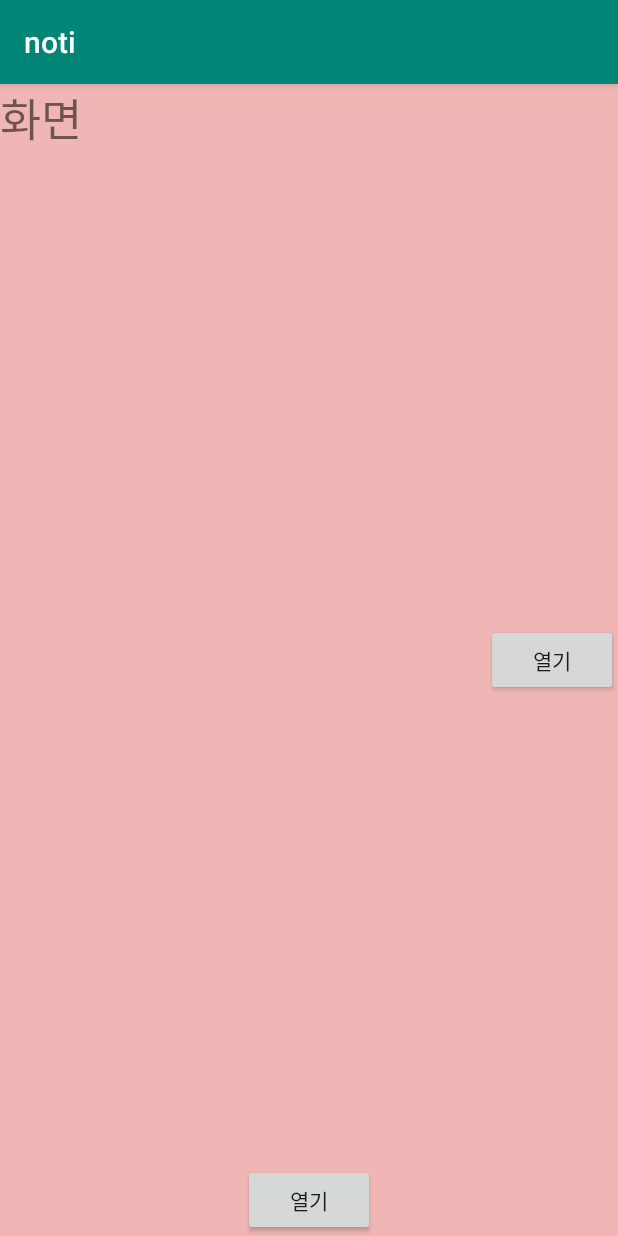
After one commit to lhc8607git/notipractice, an Android app: the Activity18 screen opened directly, with no data from a screen before it, on a phone screen of 412 x 824 dp. The commit adds this screen. Run offline under Robolectric (Android 15) with nearby library versions, the phone set to English and light mode, and no system bars.

Commit message:
22.PageSliding(메뉴 만든거 보기 나오게 하기)

```diff
--- a/app/src/main/AndroidManifest.xml
+++ b/app/src/main/AndroidManifest.xml
@@ -78,6 +78,8 @@
 
         <activity android:name="twinanim17.Activity17"/>
 
+        <activity android:name="pagesliding18.Activity18"/>
+
     </application>
 
 </manifest>
--- a/app/src/main/java/com/example/noti/notification1/MainActivity.java
+++ b/app/src/main/java/com/example/noti/notification1/MainActivity.java
@@ -32,6 +32,7 @@ import fragment5.MainFActivity;
 import imgjoominjoomout14.Activity14;
 import mediaplayer10.Activity10;
 import nevigationdrawer7.Activity7;
+import pagesliding18.Activity18;
 import ratingbar4.CommentWriteActivity;
 import recyclerview13.Activity13;
 import twinanim17.Activity17;
@@ -43,7 +44,7 @@ import static android.app.Notification.EXTRA_NOTIFICATION_ID;
 
 public class MainActivity extends AppCompatActivity {
 
-    private Button btn1,btn5,btn6,btn7,btn8, btn9, btn10, btn11, btn12, btn13, btn14, btn15, btn16, btn17;
+    private Button btn1,btn5,btn6,btn7,btn8, btn9, btn10, btn11, btn12, btn13, btn14, btn15, btn16, btn17,btn18;
     private NotificationCompat.Builder builder;
 
     private RatingBar ratingBar;
@@ -196,8 +197,28 @@ public class MainActivity extends AppCompatActivity {
             }
         });
 
+        // 18.PageSliding(메뉴 보기?)
+        btn18 = findViewById(R.id.btn18);
+        btn18.setOnClickListener(new View.OnClickListener() {
+            @Override
+            public void onClick(View v) {
+                moveViewbtn18();
+            }
+        });
+
 
     }
+
+    // 18.PageSliding(메뉴 보기?)
+    private void moveViewbtn18(){
+        Intent in = new Intent(getApplicationContext(), Activity18.class);
+        startActivity(in);
+    }
+
+
+
+
+
 
     // 17.트윈 애니메이션
     private void moveViewbtn17(){
--- /dev/null
+++ b/app/src/main/java/pagesliding18/Activity18.java
@@ -0,0 +1,147 @@
+package pagesliding18;
+
+import android.os.Bundle;
+import android.support.annotation.Nullable;
+import android.support.v7.app.AppCompatActivity;
+import android.view.View;
+import android.view.animation.Animation;
+import android.view.animation.AnimationUtils;
+import android.widget.Button;
+import android.widget.LinearLayout;
+
+import com.example.noti.R;
+
+public class Activity18 extends AppCompatActivity {
+    // 옆에서 슬라이드
+    LinearLayout page;
+    Animation translateLeft;
+    Animation translateRight;
+
+    Button button;
+    boolean isPageOpen =false;  // 닫혀있는 상태
+
+
+    //아래에서 슬라이드
+    LinearLayout page2;
+    Animation translateBottom;
+    Animation translateTop;
+
+    Button button2;
+    boolean isPageOpen2 =false;   // 닫혀있는 상태
+
+
+
+    @Override
+    protected void onCreate(@Nullable Bundle savedInstanceState) {
+        super.onCreate(savedInstanceState);
+        setContentView(R.layout.activity18_main);
+
+        // 옆에서 슬라이드------------------------------------------------------------------
+        page = findViewById(R.id.page);
+
+        translateLeft = AnimationUtils.loadAnimation(this,R.anim.translate_left);
+        translateRight = AnimationUtils.loadAnimation(this,R.anim.translate_right);
+
+        SlidingAnimationListener listener = new SlidingAnimationListener();
+        translateLeft.setAnimationListener(listener);
+        translateRight.setAnimationListener(listener);
+
+        button=findViewById(R.id.button);
+        button.setOnClickListener(new View.OnClickListener() {
+            @Override
+            public void onClick(View v) {
+                if(isPageOpen){
+                    page.startAnimation(translateRight);
+                }else{
+                    page.setVisibility(View.VISIBLE);
+                    page.startAnimation(translateLeft);
+                }
+            }
+        });
+        // 옆에서 슬라이드------------------------------------------------------------------
+
+
+
+        //아래에서 슬라이드----------------------------------------------------------------
+        page2 = findViewById(R.id.page2);
+
+        translateBottom = AnimationUtils.loadAnimation(this,R.anim.translate_bottom);
+        translateTop = AnimationUtils.loadAnimation(this,R.anim.translate_top);
+
+        SlidingAnimationListener2 listener2 = new SlidingAnimationListener2();
+        translateBottom.setAnimationListener(listener2);
+        translateTop.setAnimationListener(listener2);
+
+        button2=findViewById(R.id.button2);
+        button2.setOnClickListener(new View.OnClickListener() {
+            @Override
+            public void onClick(View v) {
+                if(isPageOpen2){
+                    page2.startAnimation(translateBottom);
+                }else{
+                    page2.setVisibility(View.VISIBLE);
+                    page2.startAnimation(translateTop);
+                }
+            }
+        });
+        //아래에서 슬라이드----------------------------------------------------------------
+
+
+    }
+
+    class SlidingAnimationListener implements Animation.AnimationListener{
+        @Override
+        public void onAnimationStart(Animation animation) {
+            // 애니메이션 시작 될떄
+        }
+
+        @Override
+        public void onAnimationEnd(Animation animation) {
+            // 애니메이션 끝나는 시점
+            if(isPageOpen) {
+                page.setVisibility(View.INVISIBLE);
+
+                button.setText("열기");
+                isPageOpen=false;
+            }else{
+                button.setText("닫기");
+                isPageOpen =true;
+            }
+
+        }
+
+        @Override
+        public void onAnimationRepeat(Animation animation) {
+            // 반복되는 시점
+        }
+    }
+
+
+
+    class SlidingAnimationListener2 implements Animation.AnimationListener{
+        @Override
+        public void onAnimationStart(Animation animation) {
+            // 애니메이션 시작 될떄
+        }
+
+        @Override
+        public void onAnimationEnd(Animation animation) {
+            // 애니메이션 끝나는 시점
+            if(isPageOpen2) {
+                page2.setVisibility(View.INVISIBLE);
+
+                button2.setText("열기");
+                isPageOpen2=false;
+            }else{
+                button2.setText("닫기");
+                isPageOpen2=true;
+            }
+
+        }
+
+        @Override
+        public void onAnimationRepeat(Animation animation) {
+            // 반복되는 시점
+        }
+    }
+}
--- /dev/null
+++ b/app/src/main/res/anim/translate_bottom.xml
@@ -0,0 +1,12 @@
+<?xml version="1.0" encoding="utf-8"?>
+<set xmlns:android="http://schemas.android.com/apk/res/android">
+
+<!-- 어떻게 동작할 지를 적어준다
+fromYDelta = Y의 시작위치"
+toYDelta = "Y의 끝위치"-->
+<translate
+    android:fromYDelta="0%p"
+    android:toYDelta="100%p"
+    android:duration="500"
+    />
+</set>
--- /dev/null
+++ b/app/src/main/res/anim/translate_left.xml
@@ -0,0 +1,12 @@
+<?xml version="1.0" encoding="utf-8"?>
+<set xmlns:android="http://schemas.android.com/apk/res/android">
+
+    <!-- 어떻게 동작할 지를 적어준다
+    fromXDelta = "x의 시작 위치"
+    toXDelta = "x의 끝 위치"-->
+    <translate
+        android:fromXDelta="100%p"
+        android:toXDelta="0%p"
+        android:duration="500"
+        />
+</set>
--- /dev/null
+++ b/app/src/main/res/anim/translate_right.xml
@@ -0,0 +1,12 @@
+<?xml version="1.0" encoding="utf-8"?>
+<set xmlns:android="http://schemas.android.com/apk/res/android">
+
+    <!-- 어떻게 동작할 지를 적어준다
+    fromXDelta = "x의 시작위치"
+    toXDelta = "x의 끝 위치"-->
+    <translate
+        android:fromXDelta="0%p"
+        android:toXDelta="100%p"
+        android:duration="500"
+        />
+</set>
--- /dev/null
+++ b/app/src/main/res/anim/translate_top.xml
@@ -0,0 +1,12 @@
+<?xml version="1.0" encoding="utf-8"?>
+<set xmlns:android="http://schemas.android.com/apk/res/android">
+
+<!-- 어떻게 동작할 지를 적어준다
+fromYDelta = Y의 시작위치"
+toYDelta = "Y의 끝위치"-->
+<translate
+    android:fromYDelta="100%p"
+    android:toYDelta="0%p"
+    android:duration="500"
+    />
+</set>
--- /dev/null
+++ b/app/src/main/res/layout/activity18_main.xml
@@ -0,0 +1,65 @@
+<?xml version="1.0" encoding="utf-8"?>
+<FrameLayout xmlns:android="http://schemas.android.com/apk/res/android"
+    android:layout_width="match_parent"
+    android:layout_height="match_parent">
+
+    <LinearLayout
+        android:orientation="vertical"
+        android:background="#F0B6B6"
+        android:layout_width="match_parent"
+        android:layout_height="match_parent">
+        <TextView
+            android:textSize="30dp"
+            android:text="화면"
+            android:layout_width="wrap_content"
+            android:layout_height="wrap_content" />
+    </LinearLayout>
+
+
+
+    <LinearLayout
+        android:id="@+id/page"
+        android:orientation="vertical"
+        android:layout_width="200dp"
+        android:layout_height="match_parent"
+        android:layout_gravity="right"
+        android:background="#FF9F0E"
+        android:visibility="invisible">
+        <TextView
+            android:textSize="30dp"
+            android:text="sliding 옆영역"
+            android:layout_width="wrap_content"
+            android:layout_height="wrap_content" />
+    </LinearLayout>
+    <Button
+        android:id="@+id/button"
+        android:layout_width="wrap_content"
+        android:layout_height="wrap_content"
+        android:text="열기"
+        android:layout_gravity="center_vertical|right"/>
+
+
+
+    <LinearLayout
+        android:id="@+id/page2"
+        android:orientation="vertical"
+        android:layout_width="match_parent"
+        android:layout_height="200dp"
+        android:layout_gravity="bottom"
+        android:background="#FF9F0E"
+        android:visibility="invisible">
+        <TextView
+            android:textSize="30dp"
+            android:text="sliding 아래영역"
+            android:layout_width="wrap_content"
+            android:layout_height="wrap_content" />
+    </LinearLayout>
+    <Button
+        android:id="@+id/button2"
+        android:layout_width="wrap_content"
+        android:layout_height="wrap_content"
+        android:text="열기"
+        android:layout_gravity="center_horizontal|bottom"/>
+
+
+</FrameLayout>
--- a/app/src/main/res/layout/activity_main.xml
+++ b/app/src/main/res/layout/activity_main.xml
@@ -232,6 +232,17 @@
                 android:layout_width="wrap_content"
                 android:layout_height="wrap_content" />
 
+            <TextView
+                android:textSize="15dp"
+                android:text="18.PageSliding(메뉴 보기?)"
+                android:layout_width="wrap_content"
+                android:layout_height="wrap_content" />
+            <Button
+                android:text="click"
+                android:id="@+id/btn18"
+                android:layout_width="wrap_content"
+                android:layout_height="wrap_content" />
+
         </LinearLayout>
 
 
```
